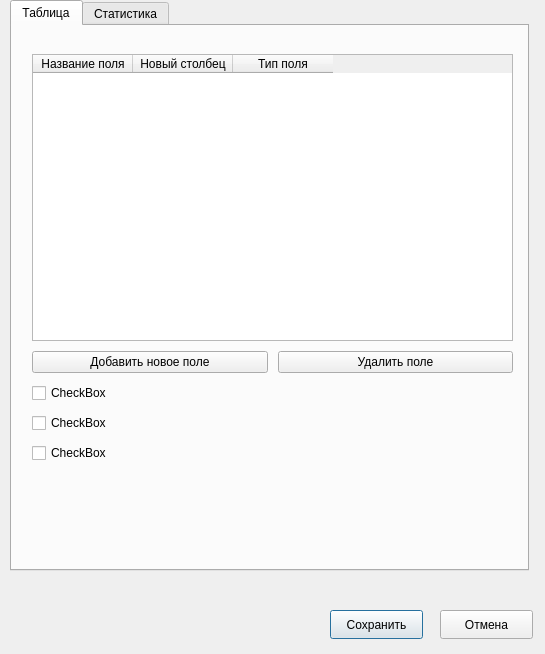
The window that settingsdialog.ui (yurikses/ClientFlow) describes before a commit, drawn with Qt 5.
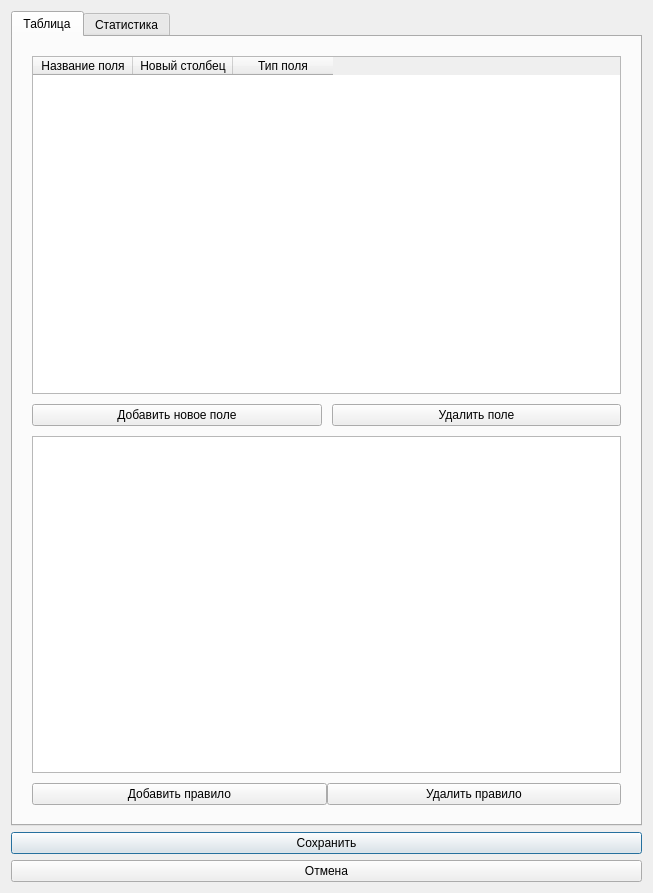
The same window after the commit. Icons and pictures are not drawn.

Commit message: validation development in process

Diff of the .ui file:
```diff
--- a/settingsdialog.ui
+++ b/settingsdialog.ui
@@ -6,14 +6,14 @@
    <rect>
     <x>0</x>
     <y>0</y>
-    <width>545</width>
-    <height>654</height>
+    <width>653</width>
+    <height>893</height>
    </rect>
   </property>
   <property name="maximumSize">
    <size>
-    <width>545</width>
-    <height>700</height>
+    <width>1000</width>
+    <height>1000</height>
    </size>
   </property>
   <property name="windowTitle">
@@ -22,41 +22,16 @@
   <property name="windowIcon">
    <iconset theme="QIcon::ThemeIcon::DocumentProperties"/>
   </property>
+  <layout class="QGridLayout" name="gridLayout_2">
+   <item row="1" column="0">
   <widget class="QPushButton" name="pushButton">
-   <property name="geometry">
-    <rect>
-     <x>330</x>
-     <y>610</y>
-     <width>93</width>
-     <height>29</height>
-    </rect>
-   </property>
    <property name="text">
     <string>Сохранить</string>
    </property>
   </widget>
-  <widget class="QPushButton" name="pushButton_2">
-   <property name="geometry">
-    <rect>
-     <x>440</x>
-     <y>610</y>
-     <width>93</width>
-     <height>29</height>
-    </rect>
-   </property>
-   <property name="text">
-    <string>Отмена</string>
-   </property>
-  </widget>
+   </item>
+   <item row="0" column="0">
   <widget class="QTabWidget" name="tabWidget">
-   <property name="geometry">
-    <rect>
-     <x>10</x>
-     <y>0</y>
-     <width>519</width>
-     <height>571</height>
-    </rect>
-   </property>
    <property name="sizePolicy">
     <sizepolicy hsizetype="Expanding" vsizetype="Expanding">
      <horstretch>0</horstretch>
@@ -70,22 +45,9 @@
     <attribute name="title">
      <string>Таблица</string>
     </attribute>
-    <widget class="QWidget" name="formLayoutWidget">
-     <property name="geometry">
-      <rect>
-       <x>10</x>
-       <y>18</y>
-       <width>501</width>
-       <height>429</height>
-      </rect>
-     </property>
-     <layout class="QFormLayout" name="formLayout">
-      <property name="horizontalSpacing">
-       <number>0</number>
-      </property>
-      <property name="verticalSpacing">
-       <number>10</number>
-      </property>
+      <layout class="QGridLayout" name="gridLayout">
+       <item row="0" column="0">
+        <layout class="QGridLayout" name="gridLayout_3" rowstretch="3,0,3,0">
       <property name="leftMargin">
        <number>10</number>
       </property>
@@ -98,7 +60,13 @@
       <property name="bottomMargin">
        <number>10</number>
       </property>
-      <item row="0" column="0" colspan="2">
+         <property name="horizontalSpacing">
+          <number>0</number>
+         </property>
+         <property name="verticalSpacing">
+          <number>10</number>
+         </property>
+         <item row="0" column="0">
        <widget class="QTableWidget" name="tableWidget">
         <property name="sizePolicy">
          <sizepolicy hsizetype="Expanding" vsizetype="Expanding">
@@ -138,7 +106,7 @@
         </column>
        </widget>
       </item>
-      <item row="1" column="1">
+         <item row="1" column="0">
        <layout class="QHBoxLayout" name="horizontalLayout_2">
         <property name="spacing">
          <number>10</number>
@@ -159,29 +127,40 @@
         </item>
        </layout>
       </item>
-      <item row="2" column="1">
-       <widget class="QCheckBox" name="checkBox_2">
+         <item row="3" column="0">
+          <layout class="QHBoxLayout" name="horizontalLayout">
+           <item>
+            <widget class="QPushButton" name="addValidationRuleButton">
         <property name="text">
-         <string>CheckBox</string>
+              <string>Добавить правило</string>
         </property>
        </widget>
       </item>
-      <item row="3" column="1">
-       <widget class="QCheckBox" name="checkBox_3">
+           <item>
+            <widget class="QPushButton" name="removeValidationRuleButton">
         <property name="text">
-         <string>CheckBox</string>
+              <string>Удалить правило</string>
         </property>
        </widget>
       </item>
-      <item row="4" column="1">
-       <widget class="QCheckBox" name="checkBox">
-        <property name="text">
-         <string>CheckBox</string>
-        </property>
+          </layout>
+         </item>
+         <item row="2" column="0">
+          <widget class="QListView" name="validationRulesTableView">
+           <property name="editTriggers">
+            <set>QAbstractItemView::EditTrigger::DoubleClicked</set>
+           </property>
+           <property name="tabKeyNavigation">
+            <bool>false</bool>
+           </property>
+           <property name="selectionMode">
+            <enum>QAbstractItemView::SelectionMode::SingleSelection</enum>
+           </property>
        </widget>
       </item>
      </layout>
-    </widget>
+       </item>
+      </layout>
    </widget>
    <widget class="QWidget" name="tab_2">
     <attribute name="title">
@@ -189,6 +168,15 @@
     </attribute>
    </widget>
   </widget>
+   </item>
+   <item row="2" column="0">
+    <widget class="QPushButton" name="pushButton_2">
+     <property name="text">
+      <string>Отмена</string>
+     </property>
+    </widget>
+   </item>
+  </layout>
  </widget>
  <resources/>
  <connections/>
```
Lines whose indentation alone changed are shown as unchanged. The commit also changes 8 other files.
